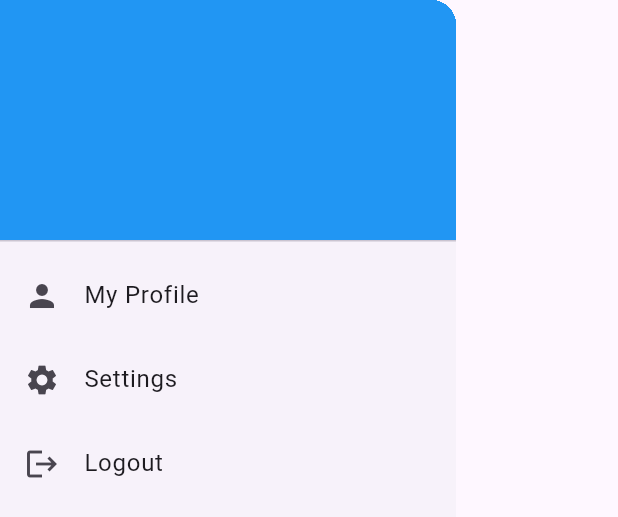
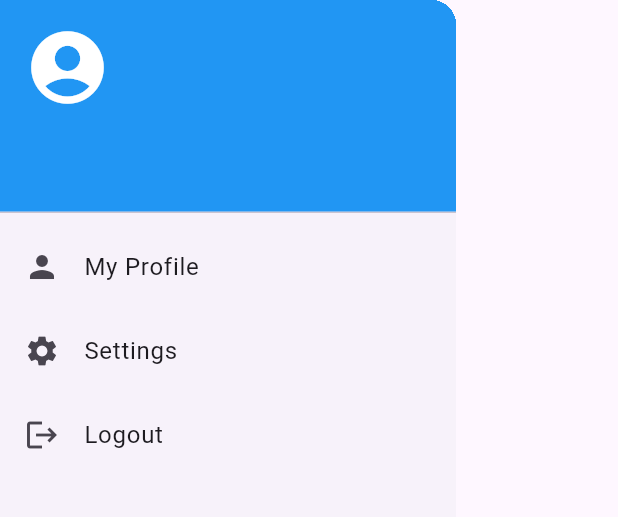
Before and after one commit to arafat-mahmud/chatspot, a Flutter app: the CustomDrawer widget shown alone on an empty page, opened directly, on a phone screen of 412 x 824 dp. Shown: the top 517 px of the screen. Run offline on Flutter 3.47's test engine with Material 3 defaults, Android fonts, the phone set to English and light mode, and no system bars; our stand-ins replace cloud_firestore, email_validator, emoji_picker_flutter, firebase_auth, firebase_core; accounts and stored records are empty.

Commit message:
marge name and profile

```diff
--- a/lib/drawer_button.dart
+++ b/lib/drawer_button.dart
@@ -21,7 +21,7 @@ class CustomDrawer extends StatelessWidget {
                 .get(),
             builder: (context, snapshot) {
               if (snapshot.connectionState == ConnectionState.waiting) {
-                return DrawerHeader(child: CircularProgressIndicator());
+                return DrawerHeader(child: Container());
               }
               if (snapshot.hasError) {
                 return DrawerHeader(child: Text('Error loading user info'));
@@ -32,16 +32,32 @@ class CustomDrawer extends StatelessWidget {
 
               var userData = snapshot.data!.data() as Map<String, dynamic>;
 
-              return DrawerHeader(
-                child: Column(
-                  crossAxisAlignment: CrossAxisAlignment.start,
-                  children: [
-                    Text('${userData['name'] ?? 'User'}',
-                        style: TextStyle(color: Colors.white)),
-                  ],
-                ),
-                decoration: BoxDecoration(
-                  color: Colors.blue,
+              return SizedBox(
+                height: 150, // Adjust height as needed
+                child: DrawerHeader(
+                  decoration: BoxDecoration(
+                    color: Colors.blue,
+                  ),
+                  child: Column(
+                    crossAxisAlignment: CrossAxisAlignment
+                        .start, // Align everything to the left
+                    children: [
+                      Icon(
+                        Icons.account_circle,
+                        size: 58,
+                        color: Colors.white,
+                      ),
+                      SizedBox(height: 8), // Space between icon and username
+                      Text(
+                        userData['name'] ?? 'User',
+                        style: TextStyle(
+                          color: Colors.white,
+                          fontSize: 18,
+                          fontWeight: FontWeight.w600,
+                        ),
+                      ),
+                    ],
+                  ),
                 ),
               );
             },
```
